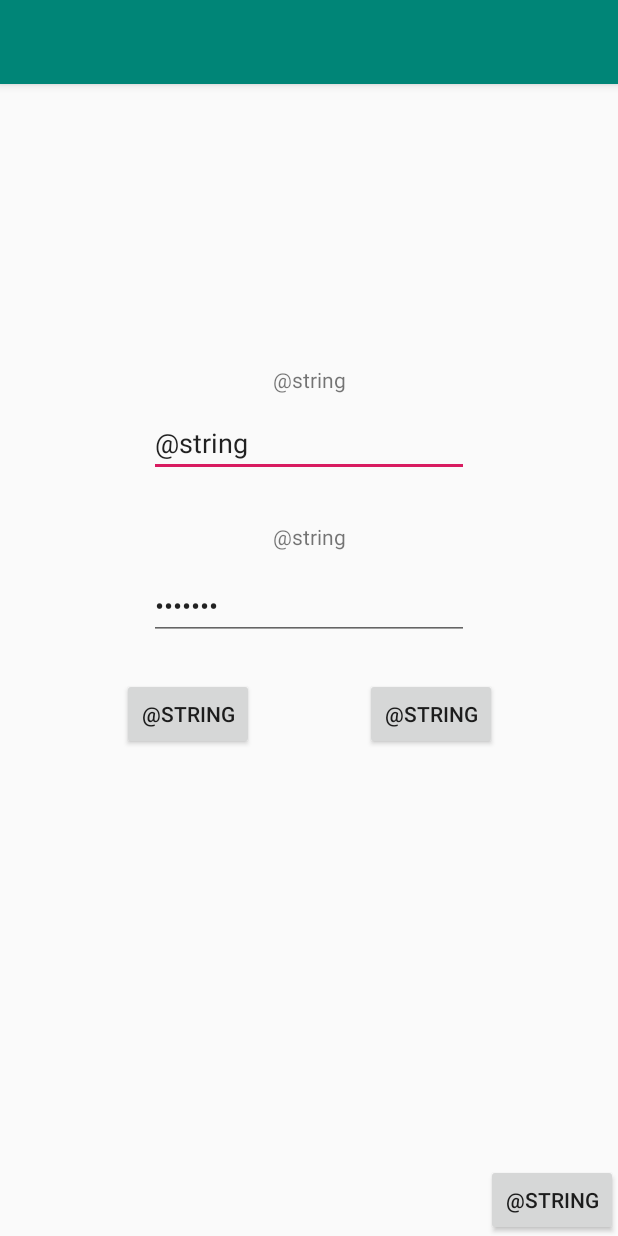
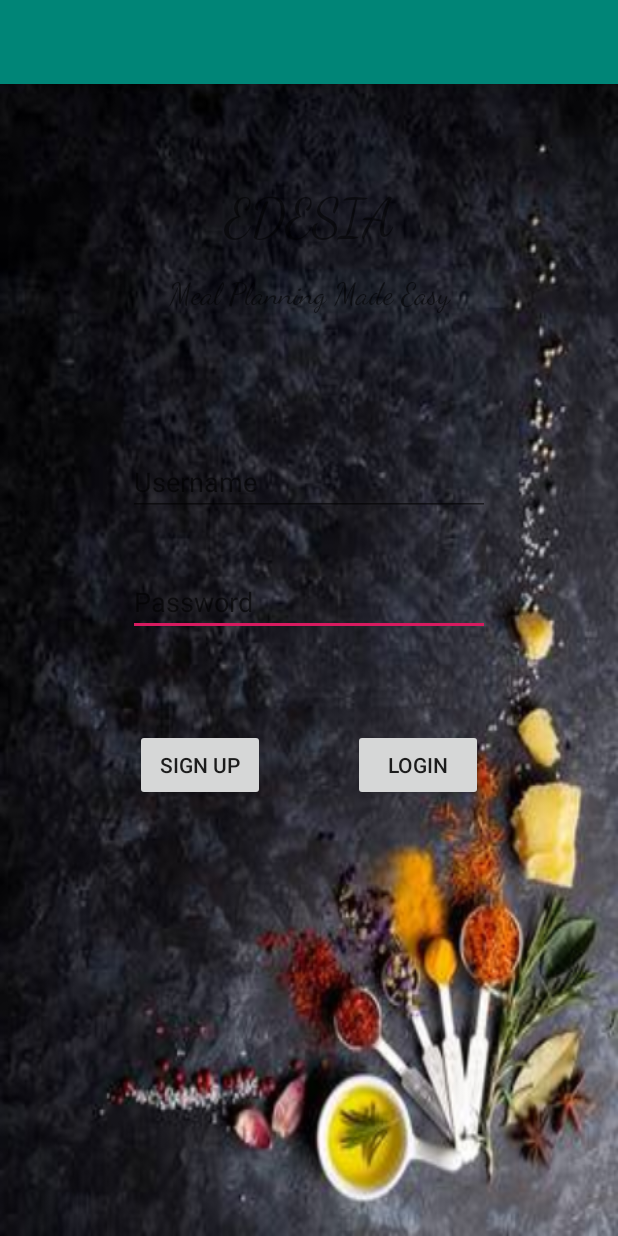
Before and after one commit to aLotofAdam/Edesia, an Android app: the layout login.xml on its own in the app's theme, with its tools: preview values and no code run, on a phone screen of 412 x 824 dp. Run offline under Robolectric (Android 15) with nearby library versions, the light colour scheme and no system bars.

Commit message:
Edited user login xml page, still in progress

```diff
--- a/src/app/src/main/res/layout/content_login.xml
+++ b/src/app/src/main/res/layout/content_login.xml
@@ -1,99 +1,118 @@
 <?xml version="1.0" encoding="utf-8"?>
-<android.support.constraint.ConstraintLayout xmlns:android="http://schemas.android.com/apk/res/android"
+<RelativeLayout xmlns:android="http://schemas.android.com/apk/res/android"
     xmlns:app="http://schemas.android.com/apk/res-auto"
     xmlns:tools="http://schemas.android.com/tools"
     android:layout_width="match_parent"
     android:layout_height="match_parent"
-    app:layout_behavior="@string/appbar_scrolling_view_behavior"
-    tools:context=".MainActivity"
-    tools:showIn="@layout/activity_main">
+    android:background="@drawable/BackgroundLogin2"
+    tools:context=".MainActivity">
+
 
     <Button
-        android:id="@+id/button13"
+        android:id="@+id/LoginButton"
         android:layout_width="wrap_content"
         android:layout_height="wrap_content"
-        android:text="@string"
-        app:layout_constraintBottom_toBottomOf="parent"
-        app:layout_constraintEnd_toEndOf="parent"
-        tools:text="Back" />
+        android:layout_alignParentStart="true"
+        android:layout_alignParentLeft="true"
+        android:layout_alignParentEnd="true"
+        android:layout_alignParentRight="true"
+        android:layout_alignParentBottom="true"
+        android:layout_marginStart="235dp"
+        android:layout_marginLeft="235dp"
+        android:layout_marginEnd="90dp"
+        android:layout_marginRight="85dp"
+        android:layout_marginBottom="290dp"
+        android:text="Login" />
+
+    <Button
+        android:id="@+id/SignUpButton"
+        android:layout_width="wrap_content"
+        android:layout_height="wrap_content"
+        android:layout_alignParentStart="true"
+        android:layout_alignParentLeft="true"
+        android:layout_alignParentEnd="true"
+        android:layout_alignParentRight="true"
+        android:layout_alignParentBottom="true"
+        android:layout_marginStart="90dp"
+        android:layout_marginLeft="85dp"
+        android:layout_marginEnd="235dp"
+        android:layout_marginRight="235dp"
+        android:layout_marginBottom="290dp"
+        android:text="Sign Up" />
+
+    <EditText
+        android:id="@+id/editText3"
+        android:layout_width="235dp"
+        android:layout_height="40dp"
+        android:layout_alignParentStart="true"
+        android:layout_alignParentLeft="true"
+        android:layout_alignParentEnd="true"
+        android:layout_alignParentRight="true"
+        android:layout_alignParentBottom="true"
+        android:ems="10"
+        android:textSize="18dp"
+        android:hint="Password"
+        android:layout_marginStart="85dp"
+        android:layout_marginEnd="85dp"
+        android:layout_marginBottom="400dp"
+        android:inputType="textPassword"/>
+
+
+    <EditText
+        android:id="@+id/editText4"
+        android:layout_width="235dp"
+        android:layout_height="40dp"
+        android:layout_alignParentStart="true"
+        android:layout_alignParentLeft="true"
+        android:layout_alignParentEnd="true"
+        android:layout_alignParentRight="true"
+        android:layout_alignParentBottom="true"
+        android:ems="10"
+        android:textSize="18dp"
+        android:hint="Username"
+        android:layout_marginStart="85dp"
+        android:layout_marginEnd="85dp"
+        android:layout_marginBottom="480dp"
+        android:inputType="textPersonName" />
 
     <TextView
-        android:id="@+id/textView"
-        android:layout_width="wrap_content"
-        android:layout_height="wrap_content"
-        android:text="@string"
-        app:layout_constraintBottom_toBottomOf="parent"
-        app:layout_constraintEnd_toEndOf="parent"
-        app:layout_constraintStart_toStartOf="parent"
-        app:layout_constraintTop_toTopOf="parent"
-        app:layout_constraintVertical_bias="0.25"
-        tools:text="Username" />
-
-    <EditText
-        android:id="@+id/editText"
-        android:layout_width="wrap_content"
-        android:layout_height="wrap_content"
-        android:ems="10"
-        android:inputType="textPersonName"
-        android:text="@string"
-        app:layout_constraintBottom_toBottomOf="parent"
-        app:layout_constraintEnd_toEndOf="parent"
-        app:layout_constraintStart_toStartOf="parent"
-        app:layout_constraintTop_toTopOf="parent"
-        app:layout_constraintVertical_bias="0.3"
-        tools:text="Username"
-        android:importantForAutofill="no" />
+        android:id="@+id/textView5"
+        android:layout_width="250dp"
+        android:layout_height="60dp"
+        android:layout_alignParentStart="true"
+        android:layout_alignParentLeft="true"
+        android:layout_alignParentEnd="true"
+        android:layout_alignParentRight="true"
+        android:layout_alignParentBottom="true"
+        android:layout_marginStart="80dp"
+        android:layout_marginLeft="80dp"
+        android:layout_marginEnd="80dp"
+        android:layout_marginRight="80dp"
+        android:layout_marginBottom="640dp"
+        android:textSize="35dp"
+        android:fontFamily="cursive"
+        android:textAlignment="center"
+        android:text="EDESIA" />
 
     <TextView
-        android:id="@+id/textView2"
-        android:layout_width="wrap_content"
-        android:layout_height="wrap_content"
-        android:text="@string"
-        app:layout_constraintBottom_toBottomOf="parent"
-        app:layout_constraintEnd_toEndOf="parent"
-        app:layout_constraintStart_toStartOf="parent"
-        app:layout_constraintTop_toTopOf="parent"
-        app:layout_constraintVertical_bias="0.39"
-        tools:text="Password" />
+        android:id="@+id/textView6"
+        android:layout_width="250dp"
+        android:layout_height="40dp"
 
-    <EditText
-        android:id="@+id/editText2"
-        android:layout_width="wrap_content"
-        android:layout_height="wrap_content"
-        android:ems="10"
-        android:inputType="textPassword"
-        android:text="@string"
-        app:layout_constraintBottom_toBottomOf="parent"
-        app:layout_constraintEnd_toEndOf="parent"
-        app:layout_constraintStart_toStartOf="parent"
-        app:layout_constraintTop_toTopOf="parent"
-        app:layout_constraintVertical_bias="0.45"
-        tools:text="Password"
-        android:importantForAutofill="no" />
+        android:layout_alignParentStart="true"
+        android:layout_alignParentLeft="true"
+        android:layout_alignParentEnd="true"
+        android:layout_alignParentRight="true"
+        android:layout_alignParentBottom="true"
+        android:layout_marginStart="80dp"
+        android:layout_marginLeft="80dp"
+        android:layout_marginEnd="80dp"
+        android:layout_marginRight="80dp"
+        android:layout_marginBottom="600dp"
+        android:textSize="20dp"
+        android:fontFamily="cursive"
+        android:textAlignment="center"
+        android:text="Meal Planning Made Easy"/>
 
-    <Button
-        android:id="@+id/button22"
-        android:layout_width="wrap_content"
-        android:layout_height="wrap_content"
-        android:text="@string"
-        app:layout_constraintBottom_toBottomOf="parent"
-        app:layout_constraintEnd_toEndOf="parent"
-        app:layout_constraintHorizontal_bias="0.75"
-        app:layout_constraintStart_toStartOf="parent"
-        app:layout_constraintTop_toTopOf="parent"
-        app:layout_constraintVertical_bias="0.55"
-        tools:text="Log In" />
 
-    <Button
-        android:id="@+id/button23"
-        android:layout_width="wrap_content"
-        android:layout_height="wrap_content"
-        android:text="@string"
-        app:layout_constraintBottom_toBottomOf="parent"
-        app:layout_constraintEnd_toEndOf="parent"
-        app:layout_constraintHorizontal_bias="0.25"
-        app:layout_constraintStart_toStartOf="parent"
-        app:layout_constraintTop_toTopOf="parent"
-        app:layout_constraintVertical_bias="0.55"
-        tools:text="Sign Up" />
-</android.support.constraint.ConstraintLayout>
+</RelativeLayout>
--- a/src/app/src/main/res/layout/content_recipe_overview.xml
+++ b/src/app/src/main/res/layout/content_recipe_overview.xml
@@ -8,12 +8,5 @@
     tools:context=".MainActivity"
     tools:showIn="@layout/activity_main">
 
-    <Button
-        android:id="@+id/button9"
-        android:layout_width="wrap_content"
-        android:layout_height="wrap_content"
-        android:text="@string"
-        app:layout_constraintBottom_toBottomOf="parent"
-        app:layout_constraintEnd_toEndOf="parent"
-        tools:text="Back" />
+
 </android.support.constraint.ConstraintLayout>
```
Also changed, not shown: src/app/src/main/res/drawable/BackgroundLogin2.png (added), src/app/src/main/res/layout/activity_main.xml (line endings or trailing spaces).
